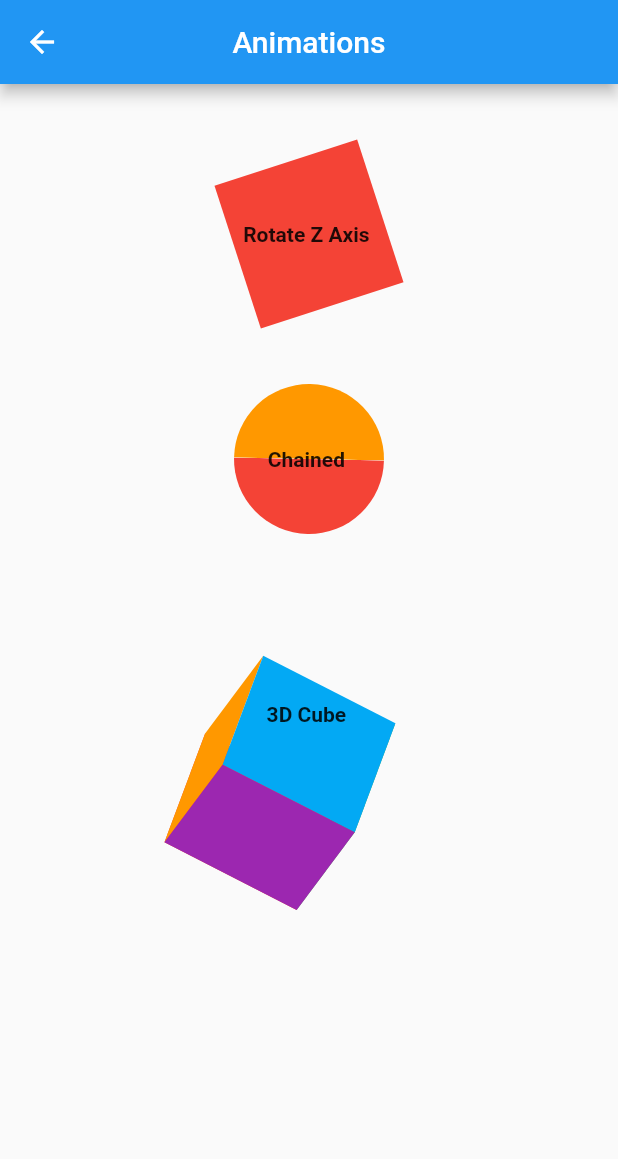
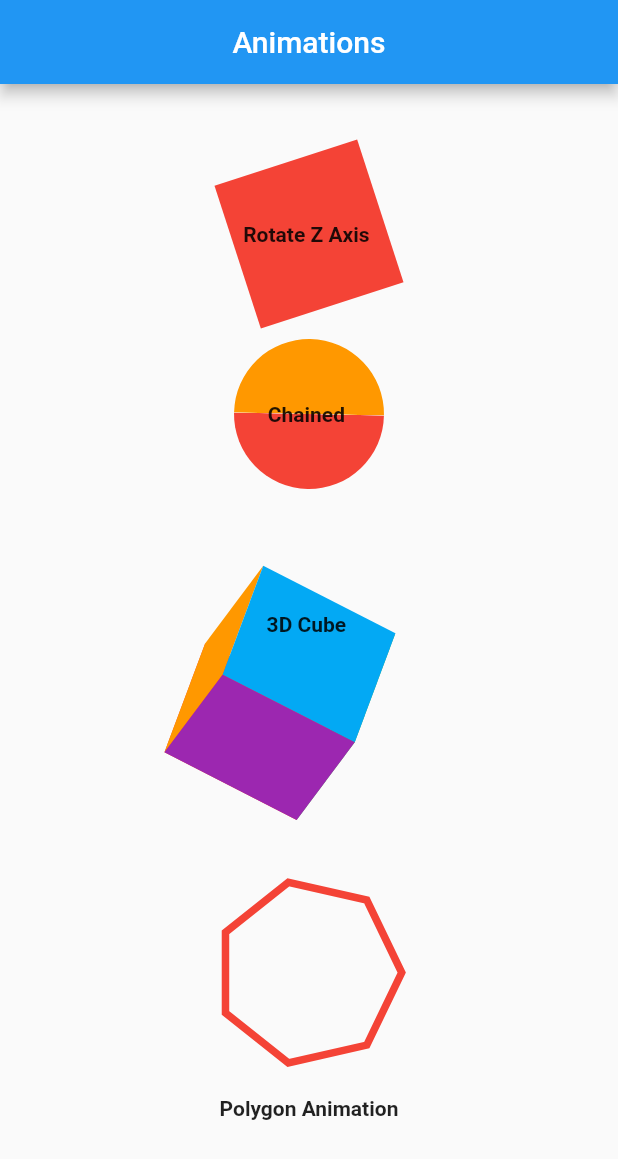
Before and after one commit to amarjeetpatidar007/animate_flutter, a Flutter app: the HomePage screen opened directly, on a phone screen of 412 x 824 dp. Shown: the top 1159 px of the screen. Run offline on Flutter 3.47's test engine with Material 2 defaults, Android fonts, the phone set to English and light mode, and no system bars.

Commit message:
UI fixed

```diff
--- a/lib/main.dart
+++ b/lib/main.dart
@@ -1,6 +1,7 @@
-import 'package:assignment/views/home.dart';
 import 'package:assignment/views/polygon_custom_painter.dart';
 import 'package:flutter/material.dart';
+
+import 'views/home.dart';
 
 void main() {
   runApp(const MyApp());
@@ -11,6 +12,6 @@ class MyApp extends StatelessWidget {
 
   @override
   Widget build(BuildContext context) {
-    return const MaterialApp(home: PolygonAnimation());
+    return const MaterialApp(home: HomePage());
   }
 }
--- a/lib/views/home.dart
+++ b/lib/views/home.dart
@@ -1,5 +1,6 @@
 import 'package:assignment/views/3d_cube_animation.dart';
 import 'package:assignment/views/chained_animation.dart';
+import 'package:assignment/views/polygon_custom_painter.dart';
 import 'package:assignment/views/rotate_animate.dart';
 import 'package:flutter/material.dart';
 
@@ -36,7 +37,7 @@ class HomePage extends StatelessWidget {
                 ],
               ),
               const SizedBox(
-                height: 50,
+                height: 20,
                 width: 10,
               ),
               Stack(
@@ -50,7 +51,7 @@ class HomePage extends StatelessWidget {
                 ],
               ),
               const SizedBox(
-                height: 50,
+                height: 20,
                 width: 10,
               ),
               Stack(
@@ -62,7 +63,24 @@ class HomePage extends StatelessWidget {
                     style: _textStyle,
                   ),
                 ],
-              )
+              ),
+              const SizedBox(
+                height: 80,
+                width: 10,
+              ),
+              Stack(
+                alignment: Alignment.center,
+                children: [
+                  SizedBox(
+                      height: MediaQuery.of(context).size.height * 0.2,
+                      width: MediaQuery.of(context).size.width * 0.3,
+                      child: PolygonAnimation()),
+                ],
+              ),
+              Text(
+                'Polygon Animation',
+                style: _textStyle,
+              ),
             ]),
       ),
     );
```
